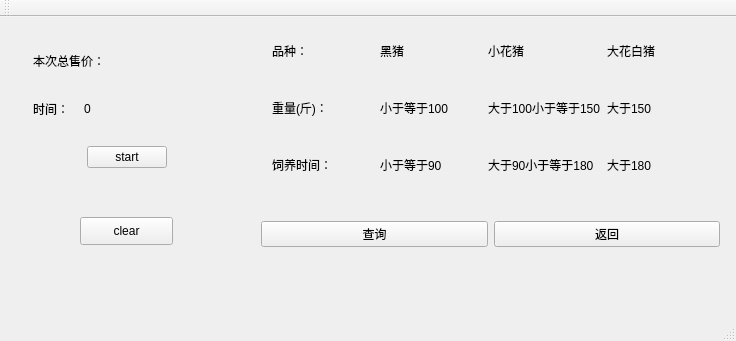
Old version of the form mainwindow.ui in the repository 919106840617/pifarm.
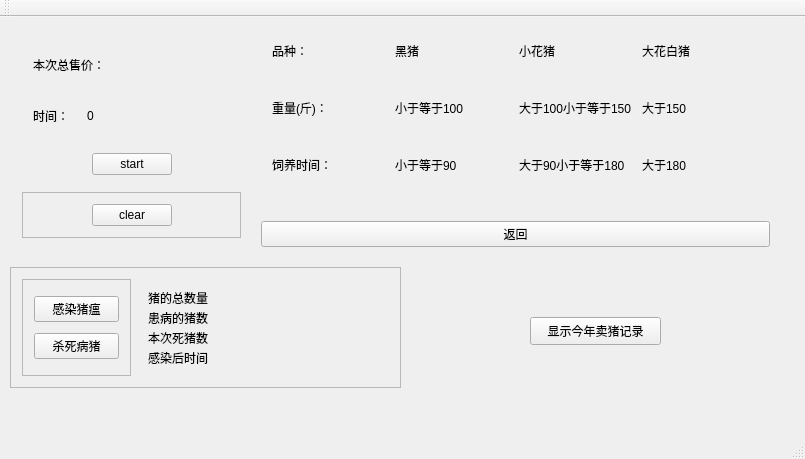
New version of the form.

The edit to the form file:
```diff
--- a/mainwindow.ui
+++ b/mainwindow.ui
@@ -6,8 +6,8 @@
    <rect>
     <x>0</x>
     <y>0</y>
-    <width>736</width>
-    <height>341</height>
+    <width>805</width>
+    <height>459</height>
    </rect>
   </property>
   <property name="windowTitle">
@@ -19,8 +19,8 @@
      <rect>
       <x>11</x>
       <y>11</y>
-      <width>231</width>
-      <height>162</height>
+      <width>241</width>
+      <height>221</height>
      </rect>
     </property>
     <layout class="QVBoxLayout" name="verticalLayout">
@@ -127,6 +127,51 @@
        </layout>
       </widget>
      </item>
+     <item>
+      <widget class="QFrame" name="frame">
+       <property name="frameShape">
+        <enum>QFrame::StyledPanel</enum>
+       </property>
+       <property name="frameShadow">
+        <enum>QFrame::Raised</enum>
+       </property>
+       <layout class="QHBoxLayout" name="horizontalLayout_4">
+        <item>
+         <spacer name="horizontalSpacer_3">
+          <property name="orientation">
+           <enum>Qt::Horizontal</enum>
+          </property>
+          <property name="sizeHint" stdset="0">
+           <size>
+            <width>48</width>
+            <height>20</height>
+           </size>
+          </property>
+         </spacer>
+        </item>
+        <item>
+         <widget class="QPushButton" name="clear">
+          <property name="text">
+           <string>clear</string>
+          </property>
+         </widget>
+        </item>
+        <item>
+         <spacer name="horizontalSpacer_4">
+          <property name="orientation">
+           <enum>Qt::Horizontal</enum>
+          </property>
+          <property name="sizeHint" stdset="0">
+           <size>
+            <width>48</width>
+            <height>20</height>
+           </size>
+          </property>
+         </spacer>
+        </item>
+       </layout>
+      </widget>
+     </item>
     </layout>
    </widget>
    <widget class="QStackedWidget" name="stackedWidget">
@@ -134,7 +179,7 @@
      <rect>
       <x>250</x>
       <y>0</y>
-      <width>481</width>
+      <width>531</width>
       <height>241</height>
      </rect>
     </property>
@@ -332,21 +377,7 @@
     </widget>
     <widget class="QWidget" name="page_4">
      <layout class="QGridLayout" name="gridLayout_5">
-      <item row="1" column="1">
-       <widget class="QPushButton" name="return3">
-        <property name="text">
-         <string>返回</string>
-        </property>
-       </widget>
-      </item>
-      <item row="1" column="0">
-       <widget class="QPushButton" name="search3">
-        <property name="text">
-         <string>查询</string>
-        </property>
-       </widget>
-      </item>
-      <item row="0" column="0" colspan="2">
+      <item row="0" column="0">
        <widget class="QWidget" name="widget_6" native="true">
         <layout class="QGridLayout" name="gridLayout_4">
          <item row="0" column="0">
@@ -499,20 +530,157 @@
         </layout>
        </widget>
       </item>
+      <item row="1" column="0">
+       <widget class="QPushButton" name="return3">
+        <property name="text">
+         <string>返回</string>
+        </property>
+       </widget>
+      </item>
      </layout>
     </widget>
    </widget>
-   <widget class="QPushButton" name="clear">
+   <widget class="QFrame" name="frame_2">
     <property name="geometry">
      <rect>
-      <x>80</x>
-      <y>200</y>
-      <width>93</width>
+      <x>10</x>
+      <y>250</y>
+      <width>391</width>
+      <height>121</height>
+     </rect>
+    </property>
+    <property name="frameShape">
+     <enum>QFrame::StyledPanel</enum>
+    </property>
+    <property name="frameShadow">
+     <enum>QFrame::Raised</enum>
+    </property>
+    <layout class="QHBoxLayout" name="horizontalLayout_5">
+     <item>
+      <widget class="QFrame" name="frame_3">
+       <property name="sizePolicy">
+        <sizepolicy hsizetype="Preferred" vsizetype="Preferred">
+         <horstretch>2</horstretch>
+         <verstretch>0</verstretch>
+        </sizepolicy>
+       </property>
+       <property name="frameShape">
+        <enum>QFrame::StyledPanel</enum>
+       </property>
+       <property name="frameShadow">
+        <enum>QFrame::Raised</enum>
+       </property>
+       <layout class="QVBoxLayout" name="verticalLayout_4">
+        <item>
+         <widget class="QPushButton" name="pushButton">
+          <property name="text">
+           <string>感染猪瘟</string>
+          </property>
+         </widget>
+        </item>
+        <item>
+         <widget class="QPushButton" name="pushButton_2">
+          <property name="text">
+           <string>杀死病猪</string>
+          </property>
+         </widget>
+        </item>
+       </layout>
+      </widget>
+     </item>
+     <item>
+      <widget class="QWidget" name="widget_7" native="true">
+       <property name="sizePolicy">
+        <sizepolicy hsizetype="Preferred" vsizetype="Preferred">
+         <horstretch>1</horstretch>
+         <verstretch>0</verstretch>
+        </sizepolicy>
+       </property>
+       <layout class="QVBoxLayout" name="verticalLayout_2">
+        <item>
+         <widget class="QLabel" name="label_24">
+          <property name="text">
+           <string>猪的总数量</string>
+          </property>
+         </widget>
+        </item>
+        <item>
+         <widget class="QLabel" name="label_12">
+          <property name="text">
+           <string>患病的猪数</string>
+          </property>
+         </widget>
+        </item>
+        <item>
+         <widget class="QLabel" name="label_25">
+          <property name="text">
+           <string>本次死猪数</string>
+          </property>
+         </widget>
+        </item>
+        <item>
+         <widget class="QLabel" name="label_29">
+          <property name="text">
+           <string>感染后时间</string>
+          </property>
+         </widget>
+        </item>
+       </layout>
+      </widget>
+     </item>
+     <item>
+      <widget class="QWidget" name="widget_5" native="true">
+       <property name="sizePolicy">
+        <sizepolicy hsizetype="Preferred" vsizetype="Preferred">
+         <horstretch>3</horstretch>
+         <verstretch>0</verstretch>
+        </sizepolicy>
+       </property>
+       <layout class="QVBoxLayout" name="verticalLayout_3">
+        <item>
+         <widget class="QLabel" name="label_26">
+          <property name="text">
+           <string/>
+          </property>
+         </widget>
+        </item>
+        <item>
+         <widget class="QLabel" name="label_27">
+          <property name="text">
+           <string/>
+          </property>
+         </widget>
+        </item>
+        <item>
+         <widget class="QLabel" name="label_28">
+          <property name="text">
+           <string/>
+          </property>
+         </widget>
+        </item>
+        <item>
+         <widget class="QLabel" name="label_30">
+          <property name="text">
+           <string/>
+          </property>
+         </widget>
+        </item>
+       </layout>
+      </widget>
+     </item>
+    </layout>
+   </widget>
+   <widget class="QPushButton" name="pushButton_3">
+    <property name="geometry">
+     <rect>
+      <x>530</x>
+      <y>300</y>
+      <width>131</width>
       <height>28</height>
      </rect>
     </property>
     <property name="text">
-     <string>clear</string>
+     <string>显示今年卖猪记录</string>
     </property>
    </widget>
   </widget>
```
Left out of the diff: 2 changed lines with no effect on the pictures.
